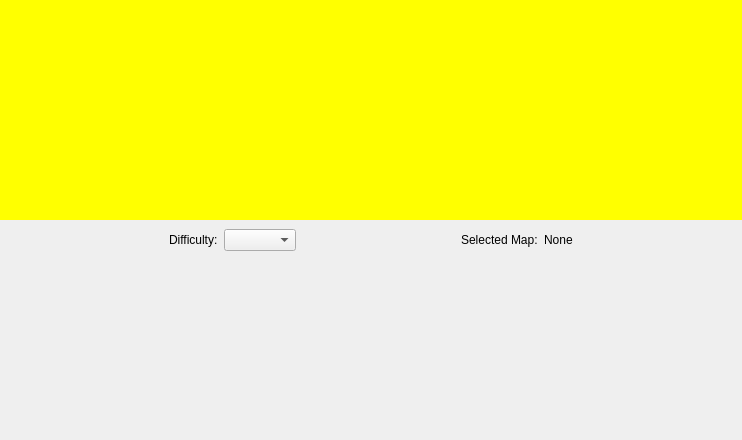
Old version of the form FleetMemories/ClientGUI/ui/sortie/sortie.ui in the repository ibicdlcod/GuoMuoRuoProject.
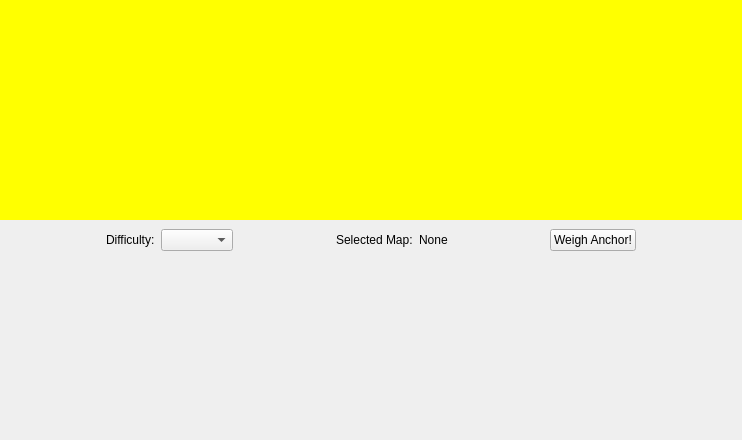
New version of the form.

```diff
--- a/FleetMemories/ClientGUI/ui/sortie/sortie.ui
+++ b/FleetMemories/ClientGUI/ui/sortie/sortie.ui
@@ -126,6 +126,26 @@
           </property>
          </spacer>
         </item>
+        <item>
+         <widget class="QPushButton" name="sortieButton">
+          <property name="text">
+           <string id="start-battle">Weigh Anchor!</string>
+          </property>
+         </widget>
+        </item>
+        <item>
+         <spacer name="horizontalSpacer_4">
+          <property name="orientation">
+           <enum>Qt::Horizontal</enum>
+          </property>
+          <property name="sizeHint" stdset="0">
+           <size>
+            <width>40</width>
+            <height>20</height>
+           </size>
+          </property>
+         </spacer>
+        </item>
        </layout>
       </item>
       <item>
```
Left out of the diff: 6 changed lines with no effect on the pictures.
